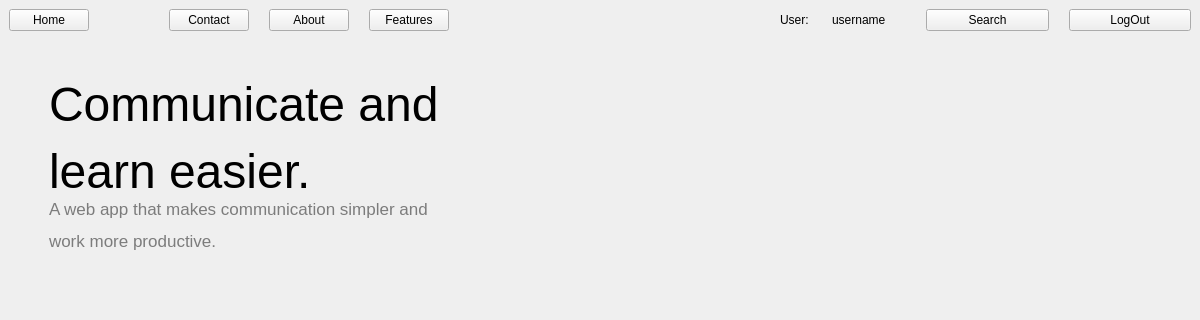
Above: uis/loggedinlandingpage.ui from ssysek/slack before the change; both pictures show x 0 to 1200 and y 0 to 320 of the 1200 by 600 pixel window. Below: the same form after it.
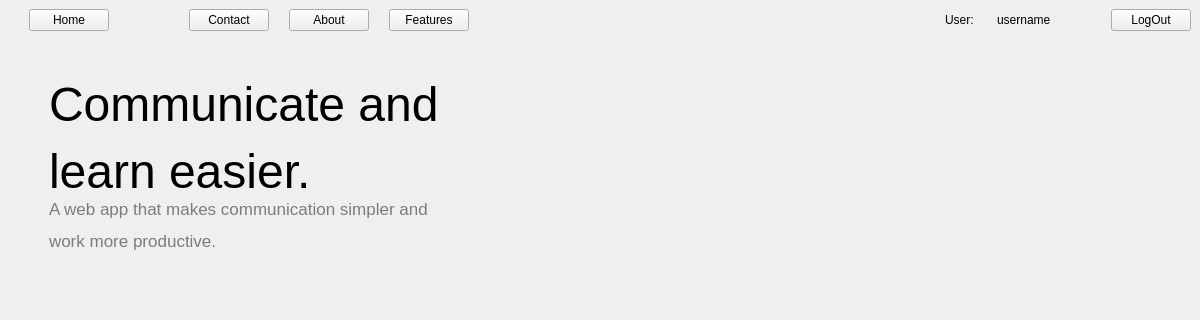
That is the form after the change. Icons and pictures are not drawn.

```diff
--- a/uis/loggedinlandingpage.ui
+++ b/uis/loggedinlandingpage.ui
@@ -28,13 +28,29 @@
    </property>
    <layout class="QVBoxLayout" name="verticalLayout">
     <item>
-     <layout class="QHBoxLayout" name="horizontalLayout_3" stretch="0,0,15,5">
+     <layout class="QHBoxLayout" name="horizontalLayout_3" stretch="0,0,15">
       <property name="spacing">
        <number>0</number>
       </property>
       <property name="rightMargin">
        <number>0</number>
       </property>
+      <item>
+       <spacer name="horizontalSpacer_10">
+        <property name="orientation">
+         <enum>Qt::Horizontal</enum>
+        </property>
+        <property name="sizeType">
+         <enum>QSizePolicy::Fixed</enum>
+        </property>
+        <property name="sizeHint" stdset="0">
+         <size>
+          <width>20</width>
+          <height>20</height>
+         </size>
+        </property>
+       </spacer>
+      </item>
       <item>
        <widget class="QPushButton" name="button_home">
         <property name="text">
@@ -43,23 +59,7 @@
        </widget>
       </item>
       <item>
-       <spacer name="horizontalSpacer_7">
-        <property name="orientation">
-         <enum>Qt::Horizontal</enum>
-        </property>
-        <property name="sizeType">
-         <enum>QSizePolicy::Fixed</enum>
-        </property>
-        <property name="sizeHint" stdset="0">
-         <size>
-          <width>40</width>
-          <height>20</height>
-         </size>
-        </property>
-       </spacer>
-      </item>
-      <item>
-       <layout class="QHBoxLayout" name="horizontalLayout" stretch="0,0,0,0,0,0,0,0">
+       <layout class="QHBoxLayout" name="horizontalLayout" stretch="0,0,0,0,0,0,0,0,0">
         <property name="spacing">
          <number>20</number>
         </property>
@@ -79,7 +79,7 @@
           </property>
           <property name="sizeHint" stdset="0">
            <size>
-            <width>40</width>
+            <width>80</width>
             <height>20</height>
            </size>
           </property>
@@ -170,20 +170,6 @@
           </property>
          </spacer>
         </item>
-       </layout>
-      </item>
-      <item>
-       <layout class="QHBoxLayout" name="horizontalLayout_2">
-        <property name="spacing">
-         <number>20</number>
-        </property>
-        <item>
-         <widget class="QPushButton" name="button_search">
-          <property name="text">
-           <string>Search</string>
-          </property>
-         </widget>
-        </item>
         <item>
          <widget class="QPushButton" name="button_log_out">
           <property name="text">
```
Left out of the diff: 192 changed lines with no effect on the pictures.
